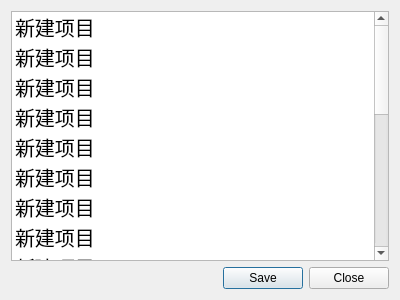
Qt form ui/list.ui (BB-fat/NCUTIclassDesktop) before a commit.
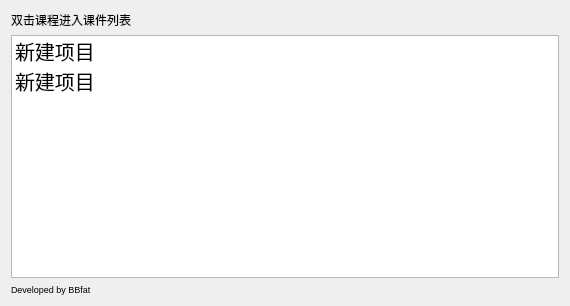
The same form after that commit.

Commit message: finish get courseware list

```diff
--- a/ui/list.ui
+++ b/ui/list.ui
@@ -6,14 +6,21 @@
    <rect>
     <x>0</x>
     <y>0</y>
-    <width>400</width>
-    <height>300</height>
+    <width>570</width>
+    <height>306</height>
    </rect>
   </property>
   <property name="windowTitle">
    <string>课程列表-iclassDesktop</string>
   </property>
   <layout class="QVBoxLayout" name="verticalLayout">
+   <item>
+    <widget class="QLabel" name="label_2">
+     <property name="text">
+      <string>双击课程进入课件列表</string>
+     </property>
+    </widget>
+   </item>
    <item>
     <widget class="QListWidget" name="listWidget">
      <property name="font">
@@ -31,102 +38,17 @@
        <string>新建项目</string>
       </property>
      </item>
-     <item>
-      <property name="text">
-       <string>新建项目</string>
-      </property>
-     </item>
-     <item>
-      <property name="text">
-       <string>新建项目</string>
-      </property>
-     </item>
-     <item>
-      <property name="text">
-       <string>新建项目</string>
-      </property>
-     </item>
-     <item>
-      <property name="text">
-       <string>新建项目</string>
-      </property>
-     </item>
-     <item>
-      <property name="text">
-       <string>新建项目</string>
-      </property>
-     </item>
-     <item>
-      <property name="text">
-       <string>新建项目</string>
-      </property>
-     </item>
-     <item>
-      <property name="text">
-       <string>新建项目</string>
-      </property>
-     </item>
-     <item>
-      <property name="text">
-       <string>新建项目</string>
-      </property>
-     </item>
-     <item>
-      <property name="text">
-       <string>新建项目</string>
-      </property>
-     </item>
-     <item>
-      <property name="text">
-       <string>新建项目</string>
-      </property>
-     </item>
-     <item>
-      <property name="text">
-       <string>新建项目</string>
-      </property>
-     </item>
-     <item>
-      <property name="text">
-       <string>新建项目</string>
-      </property>
-     </item>
-     <item>
-      <property name="text">
-       <string>新建项目</string>
-      </property>
-     </item>
-     <item>
-      <property name="text">
-       <string>新建项目</string>
-      </property>
-     </item>
-     <item>
-      <property name="text">
-       <string>新建项目</string>
-      </property>
-     </item>
-     <item>
-      <property name="text">
-       <string>新建项目</string>
-      </property>
-     </item>
-     <item>
-      <property name="text">
-       <string>新建项目</string>
-      </property>
-     </item>
-     <item>
-      <property name="text">
-       <string>新建项目</string>
-      </property>
-     </item>
     </widget>
    </item>
    <item>
-    <widget class="QDialogButtonBox" name="buttonBox">
-     <property name="standardButtons">
-      <set>QDialogButtonBox::Close|QDialogButtonBox::Save</set>
+    <widget class="QLabel" name="label">
+     <property name="font">
+      <font>
+       <pointsize>7</pointsize>
+      </font>
+     </property>
+     <property name="text">
+      <string>Developed by BBfat</string>
      </property>
     </widget>
    </item>
```
The commit also changes 9 other files.
